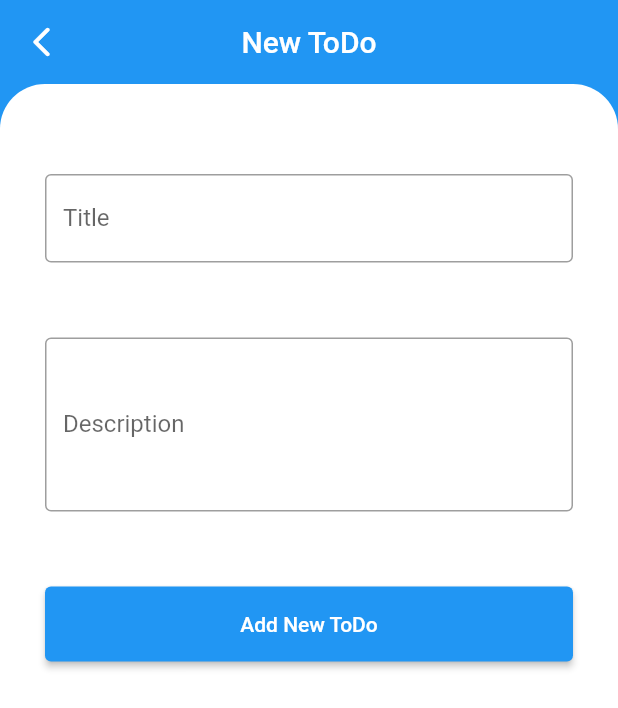
After one commit to v-rowjee/MyToDo, a Flutter app: the NewToDoPage screen opened directly, on a phone screen of 412 x 824 dp. The commit adds this screen. Shown: the top 708 px of the screen. Run offline on Flutter 3.47's test engine with Material 2 defaults, Android fonts, the phone set to English and light mode, and no system bars; our stand-ins replace cloud_firestore, firebase_auth, firebase_core, flutter_slidable; accounts and stored records are empty.

Commit message:
cloud firebase Firestore

```diff
--- a/lib/main.dart
+++ b/lib/main.dart
@@ -2,11 +2,11 @@ import 'package:firebase_auth/firebase_auth.dart';
 import 'package:firebase_core/firebase_core.dart';
 import 'package:flutter/material.dart';
 import 'package:flutter/services.dart';
-import 'package:mytodo/pages/homePage.dart';
+import 'package:mytodo/pages/home_page.dart';
 import 'package:mytodo/pages/loginPage.dart';
 import 'package:mytodo/pages/registerPage.dart';
 
-Future<void> main() async {
+Future main() async {
   //firebase
   WidgetsFlutterBinding.ensureInitialized();
   await Firebase.initializeApp();
--- /dev/null
+++ b/lib/models/todo.dart
@@ -0,0 +1,22 @@
+class Todo{
+  final String id, title, desc;
+
+  Todo({
+    required this.id,
+    required this.title,
+    required this.desc
+  });
+
+  Map<String,dynamic> toJson() => {
+    'id' : id,
+    'title' : title,
+    'desc' : desc
+  };
+
+  static Todo fromJson(Map<String, dynamic> json) => Todo(
+    id: json['id'],
+    title: json['title'],
+    desc: json['desc'],
+  );
+
+}
--- /dev/null
+++ b/lib/pages/detail_page.dart
@@ -0,0 +1,55 @@
+import 'package:cloud_firestore/cloud_firestore.dart';
+import 'package:flutter/material.dart';
+import 'package:mytodo/models/todo.dart';
+
+class DetailPage extends StatelessWidget {
+  DetailPage({Key? key, required this.todo}) : super(key: key);
+  final Todo todo;
+
+  TextEditingController descController = TextEditingController();
+
+  @override
+  Widget build(BuildContext context) {
+    return Scaffold(
+        backgroundColor: Theme.of(context).colorScheme.primary,
+        appBar: AppBar(
+          title: Text(todo.title),
+          centerTitle: true,
+          leading: Builder(
+            builder: (context) => IconButton(
+              icon: const Icon(Icons.arrow_back_ios_rounded),
+              onPressed: () => Navigator.pop(context),
+            ),
+          ),
+          elevation: 0,
+        ),
+        body: Container(
+            padding: const EdgeInsets.all(30),
+            height: MediaQuery.of(context).size.height,
+            decoration: const BoxDecoration(
+                borderRadius: BorderRadius.only(
+                    topLeft: Radius.circular(30),
+                    topRight: Radius.circular(30)),
+                color: Colors.white),
+            child: TextField(
+              controller: descController..text = todo.desc,
+              decoration: const InputDecoration(border: InputBorder.none),
+            ),
+        ),
+      floatingActionButton: FloatingActionButton(
+        child: const Icon(Icons.save),
+        onPressed: (){
+          saveTodo(todo);
+          Navigator.pop(context);
+        },
+      ),
+    );
+  }
+
+  Future saveTodo(Todo todo) async {
+    final docTodo = FirebaseFirestore.instance.collection('todos').doc(todo.id);
+    docTodo.update({
+      'desc' : descController.text.trim()
+    });
+  }
+}
--- /dev/null
+++ b/lib/pages/new_todo_page.dart
@@ -0,0 +1,79 @@
+import 'package:cloud_firestore/cloud_firestore.dart';
+import 'package:flutter/material.dart';
+import 'package:mytodo/models/todo.dart';
+
+class NewToDoPage extends StatelessWidget {
+  NewToDoPage({Key? key}) : super(key: key);
+
+  final titleController = TextEditingController();
+  final descController = TextEditingController();
+
+  @override
+  Widget build(BuildContext context) {
+    return Scaffold(
+      backgroundColor: Theme.of(context).colorScheme.primary,
+      appBar: AppBar(
+        title: const Text('New ToDo'),
+        centerTitle: true,
+        leading: Builder(
+          builder: (context) => IconButton(
+            icon: const Icon(Icons.arrow_back_ios_rounded),
+            onPressed: () => Navigator.pop(context),
+          ),
+        ),
+        elevation: 0,
+      ),
+      body: Container(
+        padding: const EdgeInsets.only(top: 30),
+        decoration: const BoxDecoration(
+            borderRadius: BorderRadius.only(
+                topLeft: Radius.circular(30), topRight: Radius.circular(30)),
+            color: Colors.white),
+        child: ListView(
+          padding: const EdgeInsets.all(30),
+          children: [
+            TextField(
+              controller: titleController,
+              decoration: const InputDecoration(labelText: "Title",border: OutlineInputBorder()),
+            ),
+            const SizedBox(height: 50),
+            TextField(
+              controller: descController,
+              keyboardType: TextInputType.multiline,
+              maxLines: 4,
+              decoration: const InputDecoration(labelText: "Description",border: OutlineInputBorder()),
+            ),
+            const SizedBox(height: 50),
+            SizedBox(
+              width: double.infinity,
+              height: 50,
+              child: ElevatedButton(
+                  onPressed: (){
+                    createTodo();
+                    Navigator.pop(context);
+                    ScaffoldMessenger.of(context).showSnackBar(
+                      const SnackBar(content: Text('Todo Added')),
+                    );
+                  },
+                  child: const Text("Add New ToDo")
+              ),
+            ),
+          ],
+        ),
+      ),
+    );
+  }
+
+  Future createTodo() async {
+    final docTodo = FirebaseFirestore.instance.collection("todos").doc();
+
+    final todo = Todo(
+        id: docTodo.id,
+        title: titleController.text.trim(),
+        desc: descController.text.trim()
+    );
+    final json = todo.toJson();
+    await docTodo.set(json);
+
+  }
+}
--- a/pubspec.yaml
+++ b/pubspec.yaml
@@ -31,8 +31,12 @@ dependencies:
     sdk: flutter
 
   cupertino_icons: ^1.0.2
+
   firebase_auth: ^3.3.13
   shared_preferences: ^2.0.13
+  cloud_firestore: ^3.1.12
+
+  flutter_slidable: ^1.2.0
 
 
 dev_dependencies:
```
Also changed, not shown: lib/pages/homePage.dart (deleted, +0 -151 lines), lib/pages/home_page.dart (added, +121 -0 lines), pubspec.lock, 1 other file.
